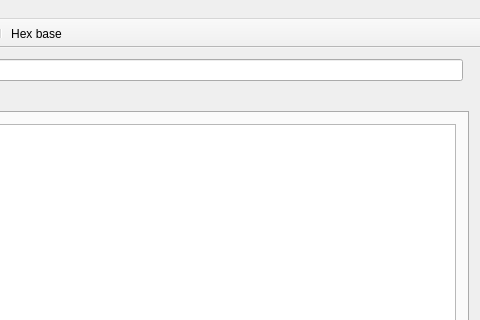
Before: the Qt Designer form BusConfigUI/BusConfigUI.ui in Patryk-97/BusConfig, drawn with Qt 5; both pictures show x 679 to 1159 and y 0 to 320 of the 1159 by 757 pixel window.
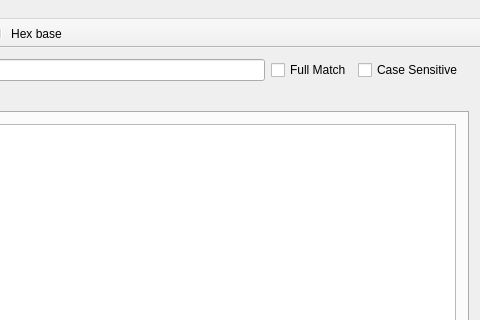
After: the same form once the commit is applied. Icons and pictures are not drawn.

Commit message: Added PrepareFindResults() function

```diff
--- a/BusConfigUI/BusConfigUI.ui
+++ b/BusConfigUI/BusConfigUI.ui
@@ -44,6 +44,20 @@
       <item>
        <widget class="QLineEdit" name="lineEdit_Find"/>
       </item>
+      <item>
+       <widget class="QCheckBox" name="checkBox_FullMatch">
+        <property name="text">
+         <string>Full Match</string>
+        </property>
+       </widget>
+      </item>
+      <item>
+       <widget class="QCheckBox" name="checkBox_CaseSensitive">
+        <property name="text">
+         <string>Case Sensitive</string>
+        </property>
+       </widget>
+      </item>
      </layout>
     </item>
     <item row="1" column="0" colspan="2">
```
The commit also changes 2 other files.
